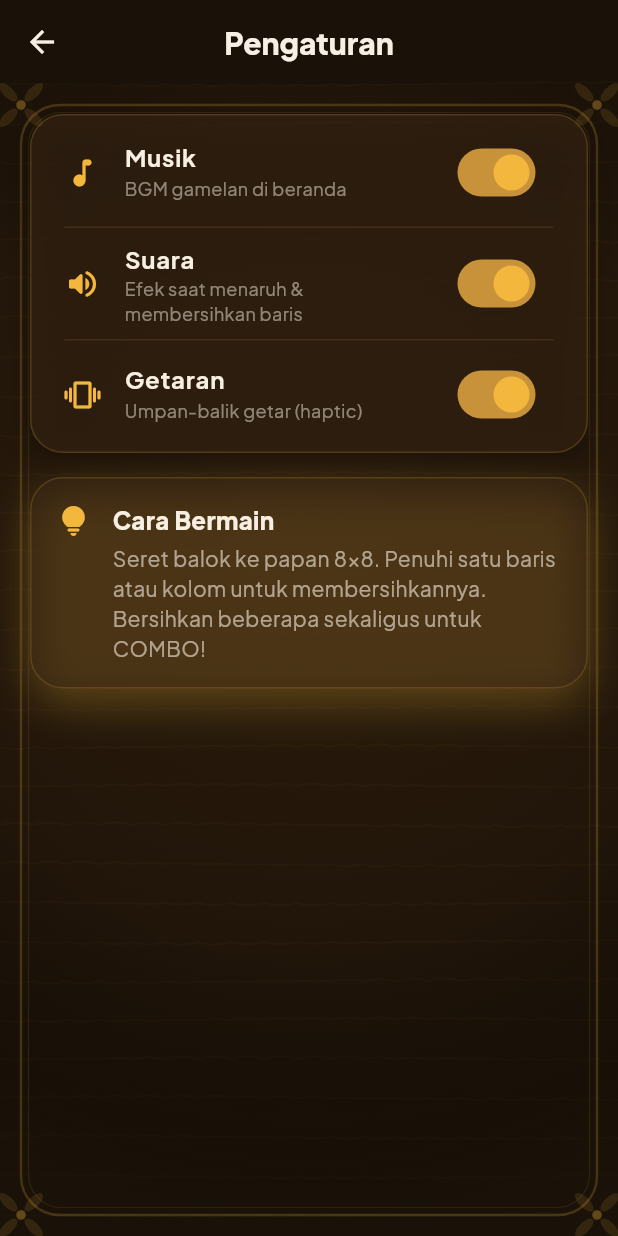
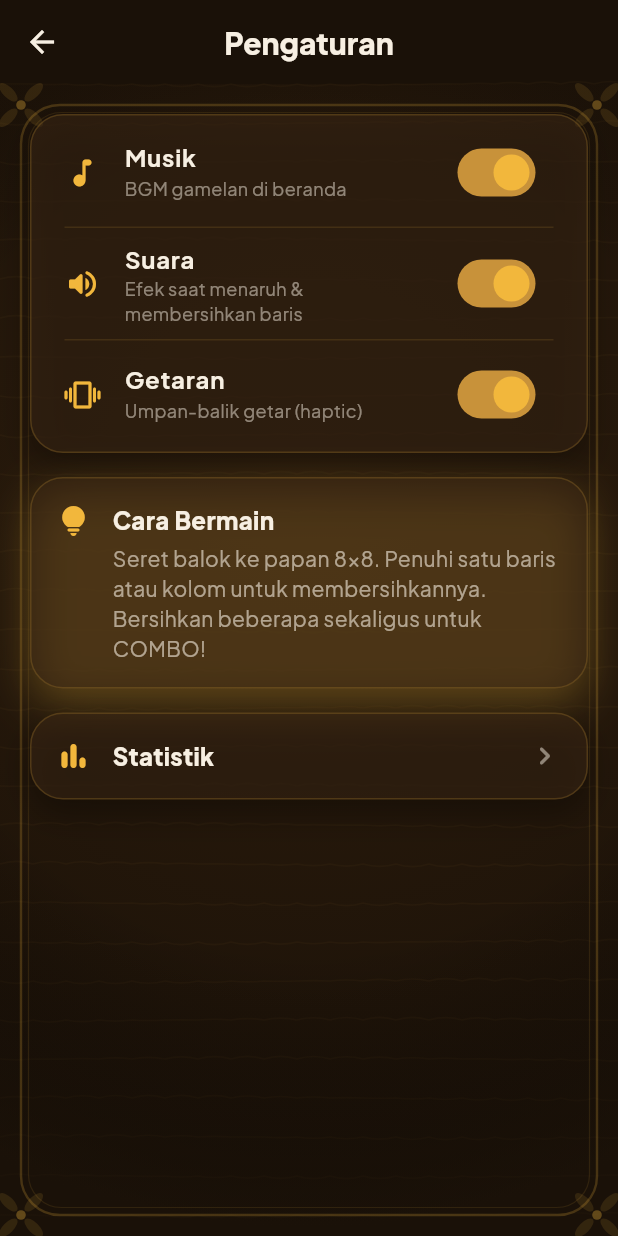
Before and after one commit to zachiesings/pusaka-blast, a Flutter app: the SettingsScreen screen opened directly, on a phone screen of 412 x 824 dp. Run offline on Flutter 3.47's test engine with Material 3 defaults, Android fonts, the phone set to English and light mode, and no system bars; our stand-ins replace audioplayers, google_mobile_ads, shared_preferences; accounts and stored records are empty; network calls fail.

Commit message:
feat(w31): lifetime Statistik screen — games played, best, lines cleared, coins, skins, achievements, streak (persisted counters), via Settings

```diff
--- a/lib/core/constants.dart
+++ b/lib/core/constants.dart
@@ -37,6 +37,8 @@ class K {
   static const String kBombs     = 'pb_bombs';
   static const String kLastClaim = 'pb_last_claim_day';
   static const String kStreak    = 'pb_daily_streak';
+  static const String kGames     = 'pb_games_played';
+  static const String kTotalLines = 'pb_total_lines';
   static const int powerupCost   = 40; // coins per power-up
 }
 
--- a/lib/features/settings/settings_screen.dart
+++ b/lib/features/settings/settings_screen.dart
@@ -4,6 +4,7 @@ import '../../core/constants.dart';
 import '../../state/app_state.dart';
 import '../../widgets/batik.dart';
 import '../../widgets/soft_card.dart';
+import '../stats/stats_screen.dart';
 
 class SettingsScreen extends StatelessWidget {
   const SettingsScreen({super.key});
@@ -59,6 +60,25 @@ class SettingsScreen extends StatelessWidget {
                   ],
                 ),
               ),
+              const SizedBox(height: 16),
+              GestureDetector(
+                onTap: () => Navigator.of(context).push(
+                    MaterialPageRoute(builder: (_) => const StatsScreen())),
+                child: SoftCard(
+                  child: Row(
+                    children: [
+                      const Icon(Icons.bar_chart_rounded, color: Palette.gold),
+                      const SizedBox(width: 14),
+                      const Expanded(
+                        child: Text('Statistik',
+                            style: TextStyle(
+                                color: Palette.cream, fontSize: 16, fontWeight: FontWeight.w800)),
+                      ),
+                      Icon(Icons.chevron_right_rounded, color: Palette.cream.withOpacity(0.5)),
+                    ],
+                  ),
+                ),
+              ),
             ],
           ),
         ),
--- a/lib/services/storage/prefs.dart
+++ b/lib/services/storage/prefs.dart
@@ -45,4 +45,9 @@ class Prefs {
   Future<void> setLastClaimDay(int v) => _p.setInt(K.kLastClaim, v);
   int get streak => _p.getInt(K.kStreak) ?? 0;
   Future<void> setStreak(int v) => _p.setInt(K.kStreak, v);
+
+  int get gamesPlayed => _p.getInt(K.kGames) ?? 0;
+  Future<void> setGamesPlayed(int v) => _p.setInt(K.kGames, v);
+  int get totalLines => _p.getInt(K.kTotalLines) ?? 0;
+  Future<void> setTotalLines(int v) => _p.setInt(K.kTotalLines, v);
 }
--- a/lib/state/app_state.dart
+++ b/lib/state/app_state.dart
@@ -217,4 +217,16 @@ class AppState extends ChangeNotifier {
   }
 
   void markOnboarded() => _prefs.setFirstRunDone();
+
+  // ----- Lifetime stats -----
+  int get gamesPlayed => _prefs.gamesPlayed;
+  int get totalLines => _prefs.totalLines;
+  void recordGameOver() {
+    _prefs.setGamesPlayed(_prefs.gamesPlayed + 1);
+    notifyListeners();
+  }
+
+  void recordLines(int n) {
+    if (n > 0) _prefs.setTotalLines(_prefs.totalLines + n);
+  }
 }
--- a/lib/state/game_controller.dart
+++ b/lib/state/game_controller.dart
@@ -109,6 +109,7 @@ class GameController extends ChangeNotifier {
     isGameOver = true;
     _timer?.cancel();
     isNewBest = app.submitScore(score);
+    app.recordGameOver();
     app.playSfx(Sfx.gameover);
   }
 
@@ -144,6 +145,7 @@ class GameController extends ChangeNotifier {
       combo++;
       lastClearedCells = result.clearedCells;
       clearEvent++;
+      app.recordLines(result.linesCleared);
       app.addCoins(result.linesCleared); // coins fund the "double coins" reward
       lastPerfect = result.boardCleared;
       if (result.boardCleared) {
```
Also changed, not shown: lib/features/stats/stats_screen.dart (added, +67 -0 lines).
